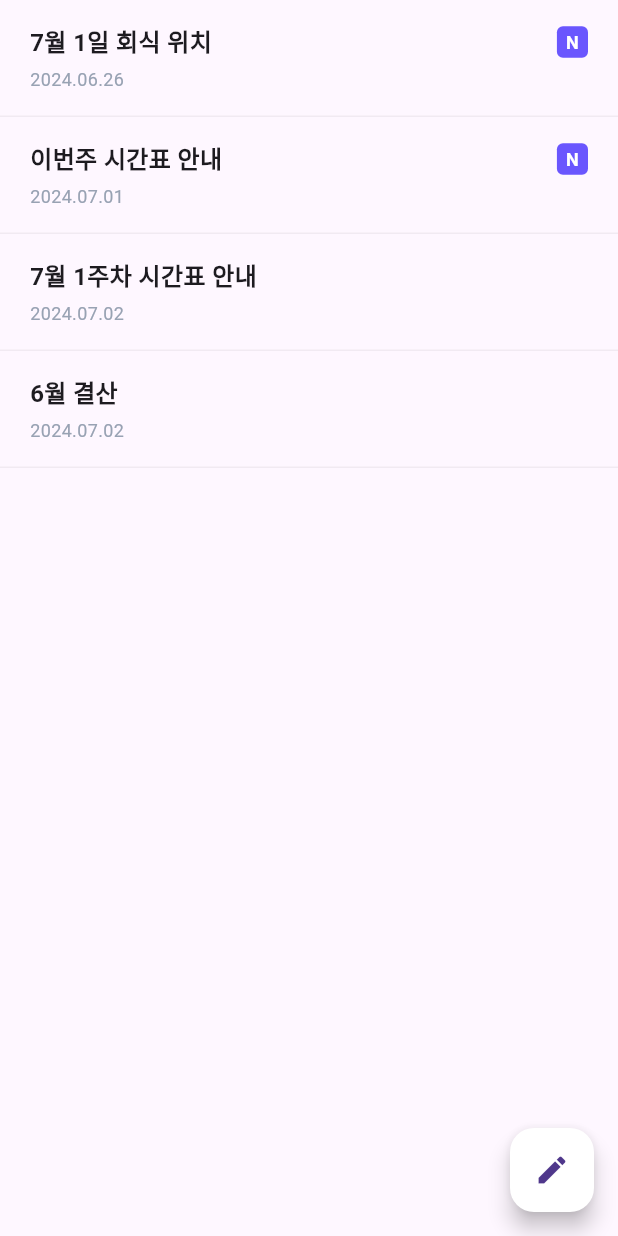
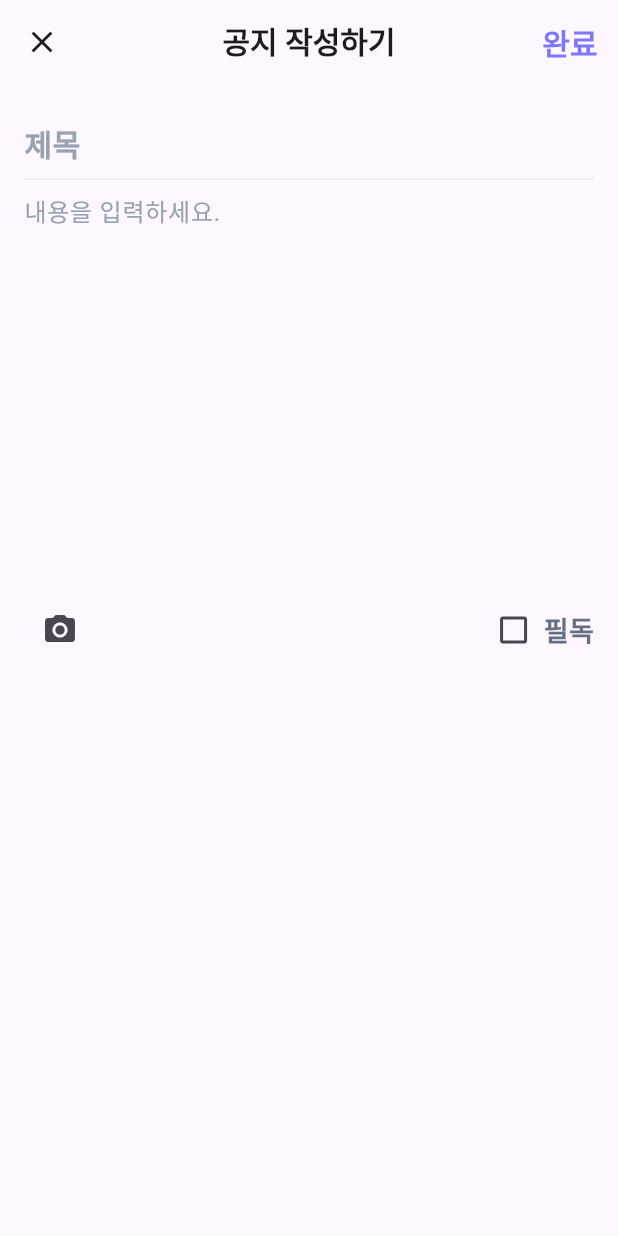
Before and after one commit to IT-Cotato/9th-Squadus-FE, a Flutter app: the Page3 screen opened directly, after a tap on the "edit" icon, on a phone screen of 412 x 824 dp. Run offline on Flutter 3.47's test engine with Material 3 defaults, Android fonts, the phone set to English and light mode, and no system bars; our stand-ins replace google_sign_in, table_calendar; missing offline and left inert: kakao_flutter_sdk, kakao_flutter_sdk_common.

Commit message:
feat: 공지 작성 페이지 구현

```diff
--- /dev/null
+++ b/lib/screen/create_notice_screen.dart
@@ -0,0 +1,163 @@
+import 'package:flutter/material.dart';
+
+class CreateNoticeScreen extends StatefulWidget {
+  const CreateNoticeScreen({super.key});
+
+  @override
+  State<CreateNoticeScreen> createState() => _CreateNoticeScreenState();
+}
+
+class _CreateNoticeScreenState extends State<CreateNoticeScreen> {
+  final _formKey = GlobalKey<FormState>();
+  String noticeTitle = '';
+  String noticeContent = '';
+  bool isPinned = false;
+
+  @override
+  Widget build(BuildContext context) {
+    return Scaffold(
+      appBar: AppBar(
+        leading: IconButton(
+          icon: Icon(Icons.close),
+          onPressed: () {
+            Navigator.pop(context);
+          },
+        ),
+        title: Text(
+          '공지 작성하기',
+          style: TextStyle(
+            fontSize: 20,
+            fontWeight: FontWeight.bold,
+          ),
+        ),
+        centerTitle: true,
+        actions: [
+          TextButton(
+            onPressed: () {
+              if (_formKey.currentState!.validate()) {
+                _formKey.currentState!.save();
+                // 공지 저장 로직 추가해야 함
+              }
+            },
+            child: Text(
+              '완료',
+              style: TextStyle(
+                color: Color(0xFF7E77FF),
+                fontSize: 20,
+                fontWeight: FontWeight.bold,
+              ),
+            ),
+          ),
+        ],
+      ),
+      body: Padding(
+        padding: EdgeInsets.all(16.0),
+        child: Form(
+          key: _formKey,
+          child: Column(
+            crossAxisAlignment: CrossAxisAlignment.start,
+            children: [
+              TextFormField(
+                decoration: InputDecoration(
+                  hintText: '제목',
+                  hintStyle: TextStyle(
+                    fontSize: 20,
+                    fontWeight: FontWeight.bold,
+                    color: Color(0xFF98A2B3),
+                  ),
+                  enabledBorder: UnderlineInputBorder(
+                    borderSide: BorderSide(
+                      color: Color(0xFF000000).withOpacity(0.05), // 비활성화 상태의 하단 불빛 색상
+                      width: 1.0, // 하단 불빛 두께
+                    ),
+                  ),
+                  focusedBorder: UnderlineInputBorder(
+                    borderSide: BorderSide(
+                      color: Color(0xFF6A56FE), // 활성화 상태의 하단 불빛 색상
+                      width: 2.0, // 하단 불빛 두께
+                    ),
+                  ),
+                ),
+                style: TextStyle(
+                  fontSize: 20, // 입력 텍스트 크기 지정
+                  fontWeight: FontWeight.bold, // 입력 텍스트 두께 지정
+                  color: Color(0xFF000000), // 텍스트의 색상과 투명도 지정
+                ),
+                validator: (value) {
+                  if (value == null || value.isEmpty) {
+                    return '';
+                  }
+                  return null;
+                },
+                onSaved: (value) {
+                  noticeTitle = value!;
+                },
+              ),
+              TextFormField(
+                decoration: InputDecoration(
+                  hintText: '내용을 입력하세요.',
+                  hintStyle: TextStyle(
+                    fontSize: 16,
+                    color: Color(0xFF98A2B3),
+                  ),
+                  border: InputBorder.none, // 테두리 없애기
+                  enabledBorder: InputBorder.none, // 비활성화 상태의 테두리 없애기
+                  focusedBorder: InputBorder.none, // 활성화 상태의 테두리 없애기
+                ),
+                style: TextStyle(
+                  fontSize: 16, // 입력 텍스트 크기 지정
+                  color: Color(0xFF000000), // 텍스트의 색상과 투명도 지정
+                ),
+                validator: (value) {
+                  if (value == null || value.isEmpty) {
+                    return '내용을 입력하세요';
+                  }
+                  return null;
+                },
+                onSaved: (value) {
+                  noticeContent = value!;
+                },
+                maxLines: 10,
+              ),
+              SizedBox(height: 20),
+              Row(
+                mainAxisAlignment: MainAxisAlignment.spaceBetween,
+                children: [
+                  IconButton(
+                    icon: Icon(Icons.camera_alt),
+                    onPressed: () {
+                      // 사진 추가 로직 추가해야 함
+                    },
+                  ),
+                  Row(
+                    children: [
+                      Checkbox(
+                        value: isPinned,
+                        onChanged: (value) {
+                          setState(() {
+                            isPinned = value!;
+                          });
+                        },
+                        activeColor: isPinned ? Color(0xFF7E77FF) : Color(0xFF667085), // 체크 상태에 따른 색상
+                        checkColor: Colors.white, // 체크된 상태의 내부 체크 표시 색상
+                        materialTapTargetSize: MaterialTapTargetSize.shrinkWrap, // 기본 패딩 제거
+                      ),
+                      Text(
+                        '필독',
+                        style: TextStyle(
+                          fontSize: 18,
+                          fontWeight: FontWeight.bold,
+                          color: isPinned ? Color(0xFF7E77FF) : Color(0xFF667085),
+                        ),
+                      ),
+                    ],
+                  ),
+                ],
+              ),
+            ],
+          ),
+        ),
+      ),
+    );
+  }
+}
--- a/lib/screen/page_group.dart
+++ b/lib/screen/page_group.dart
@@ -9,6 +9,8 @@ import '../component/schedule_component.dart';
 import '../component/notice_list_component.dart';
 import '../model/scedule.dart';
 import '../model/notice.dart';
+
+import './create_notice_screen.dart';
 
 class PageGroup extends StatefulWidget {
   const PageGroup({Key? key}) : super(key: key);
@@ -435,7 +437,12 @@ class _Page3State extends State<Page3> {
         ),
       ),
       floatingActionButton: FloatingActionButton(
-        onPressed: () {},
+        onPressed: () {
+          Navigator.push(
+            context,
+            MaterialPageRoute(builder: (context) => CreateNoticeScreen()),
+          );
+        },
         child: Icon(Icons.edit),
         backgroundColor: Colors.white,
       ),
```
